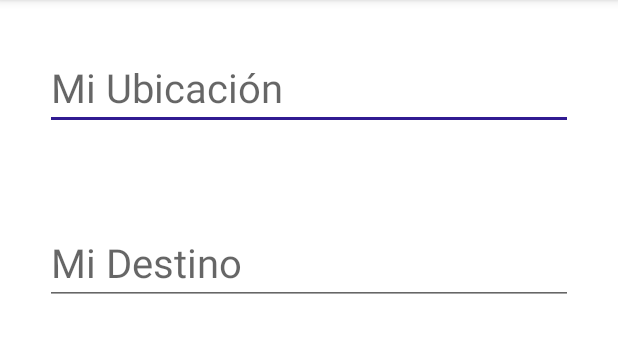
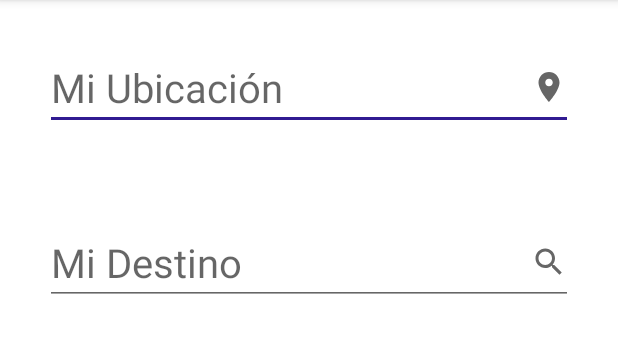
Before and after one commit to YulianaTorres/ProyectoAcaMove, an Android app: the fragment SeleccionDestino shown on its own in the app's theme, on a phone screen of 412 x 824 dp, the part 84-437 px from its top. Run offline under Robolectric (Android 15) with nearby library versions, the phone set to English and light mode, and no system bars.

Commit message:
cambios en ruta y destino

```diff
--- a/app/src/main/res/layout/fragment_seleccion_destino.xml
+++ b/app/src/main/res/layout/fragment_seleccion_destino.xml
@@ -15,6 +15,7 @@
         android:layout_height="wrap_content"
         android:layout_margin="30dp"
         android:ems="10"
+        android:drawableEnd="@drawable/ic_puntos_interes"
         android:hint="Mi Ubicación"
         android:inputType="textPersonName"
         android:textSize="12pt" />
@@ -26,6 +27,7 @@
         android:layout_height="wrap_content"
         android:layout_margin="30dp"
         android:ems="10"
+        android:drawableEnd="@drawable/ic_search"
         android:hint="Mi Destino"
         android:inputType="textPersonName"
         android:textSize="12pt" />
```
Also changed, not shown: app/src/main/res/layout/fragment_seleccion_ruta.xml (+5 -7 lines).
